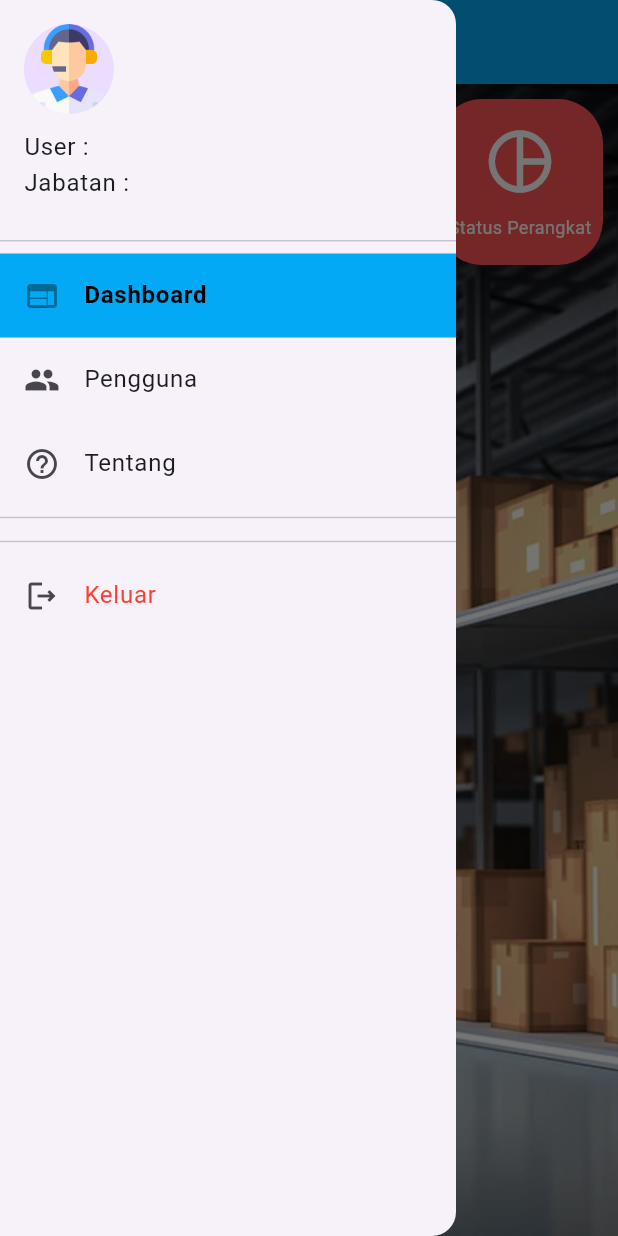
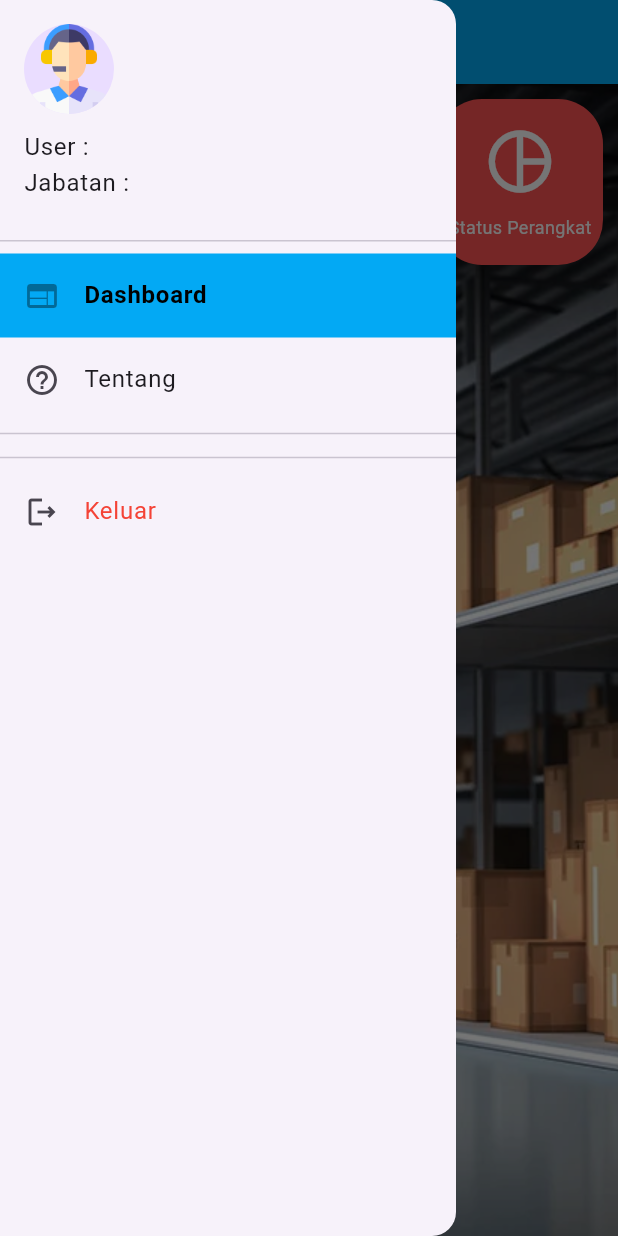
Before and after one commit to ikhsanpratama/tugas_besar_pm2, a Flutter app: the screen it shows once a user with an empty profile is signed in, with the side drawer open, on a phone screen of 412 x 824 dp. Run offline on Flutter 3.47's test engine with Material 3 defaults, Android fonts, the phone set to English and light mode, and no system bars; our stand-ins replace fl_chart, flutter_screenutil, pdf, printing, qr_flutter, supabase_flutter; missing offline and left inert: mobile_scanner, scrollable_text_indicator; accounts and stored records are empty.

Commit message:
menu pengguna hanya untuk role admin

```diff
--- a/lib/screens/home.dart
+++ b/lib/screens/home.dart
@@ -118,16 +118,26 @@ class HomePage extends StatelessWidget {
                 null;
               },
             ),
-            ListTile(
+            FutureBuilder<String?>(
+              future: authService.getUserRole(),
+              builder: (context, snapshot) {
+                if (snapshot.connectionState == ConnectionState.waiting) {
+                  return const SizedBox(); // Tampilkan loading kecil jika masih menunggu
+                }
+                if (snapshot.hasData && snapshot.data == 'admin') {
+                  return ListTile(
                     leading: const Icon(Icons.people),
                     title: const Text('Pengguna'),
-              // trailing: current,
                     onTap: () {
                       Navigator.push(
                         context,
                         MaterialPageRoute(
                             builder: (context) => const UserManagementPage()),
                       );
+                    },
+                  );
+                }
+                return const SizedBox(); // Tidak menampilkan apa pun jika bukan admin
               },
             ),
             ListTile(
```
Lines whose indentation alone changed are shown as unchanged.
